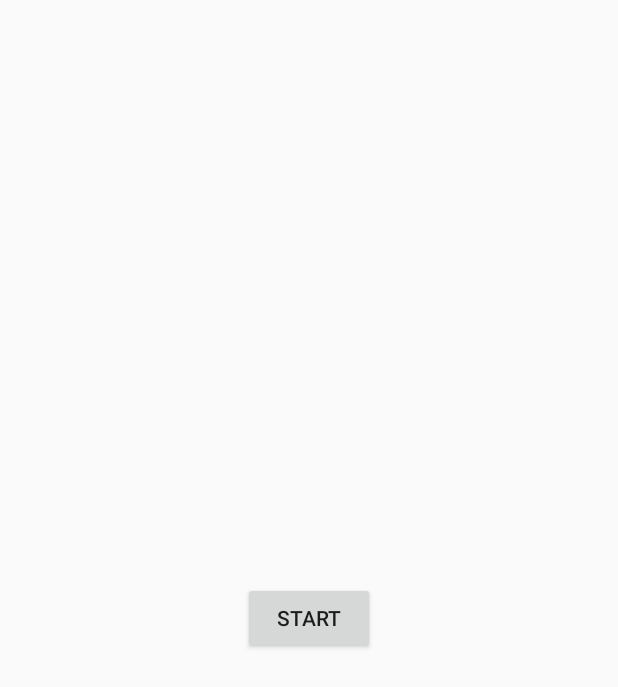
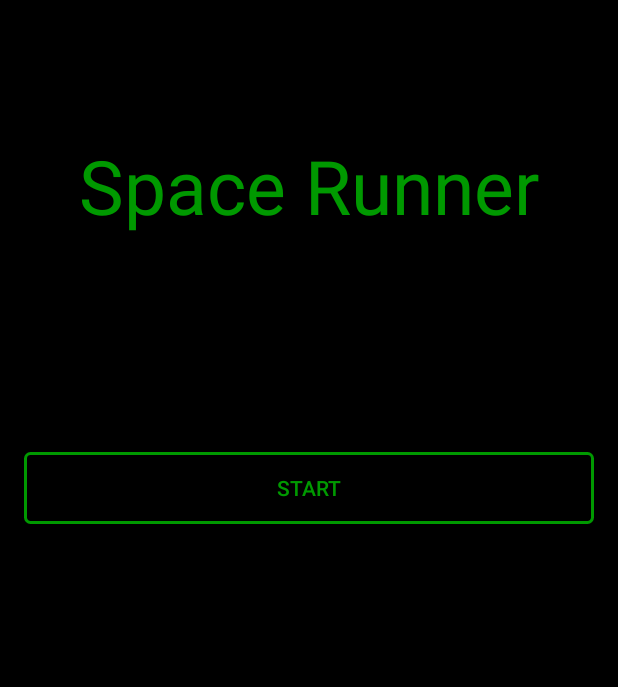
Before and after one commit to meji92/SpaceRunner, an Android app: the screen it shows after launch (MainActivity), on a phone screen of 412 x 824 dp. Shown: the top 687 px of the screen. Run offline under Robolectric (Android 15) with nearby library versions, the phone set to English and light mode, and no system bars.

Commit message:
New main activity interface and score

```diff
--- a/app/src/main/AndroidManifest.xml
+++ b/app/src/main/AndroidManifest.xml
@@ -8,10 +8,11 @@
         android:label="@string/app_name"
         android:supportsRtl="true"
         android:theme="@style/AppTheme" >
-        <activity android:name=".MainActivity" >
+        <activity
+            android:name=".MainActivity"
+            android:screenOrientation="portrait">
             <intent-filter>
                 <action android:name="android.intent.action.MAIN" />
-
                 <category android:name="android.intent.category.LAUNCHER" />
             </intent-filter>
         </activity>
--- a/app/src/main/java/globex/spacerunner/GameThread.java
+++ b/app/src/main/java/globex/spacerunner/GameThread.java
@@ -31,6 +31,7 @@ public class GameThread extends Thread {
 	@Override
 	public void run() {
 		lastFrameMillis = System.currentTimeMillis();
+		paintScore.setARGB(150, 0, 255, 0);
 		while(true) {
 			thisFrameMillis = System.currentTimeMillis();
 			delta = (int)(thisFrameMillis - lastFrameMillis);
@@ -40,8 +41,8 @@ public class GameThread extends Thread {
 					lastFrameMillis = thisFrameMillis;
 					state.update();
 					state.draw(canvas, paint, paintScore);
+					surfaceHolder.unlockCanvasAndPost(canvas);
 				}
-				surfaceHolder.unlockCanvasAndPost(canvas);
 			}
 		}
 	}
@@ -50,5 +51,4 @@ public class GameThread extends Thread {
 	{
 	return state;
 	}
-
-	}
+}
--- a/app/src/main/java/globex/spacerunner/MainActivity.java
+++ b/app/src/main/java/globex/spacerunner/MainActivity.java
@@ -1,6 +1,5 @@
 package globex.spacerunner;
 
-import android.app.ActionBar;
 import android.content.Context;
 import android.hardware.SensorManager;
 import android.support.v7.app.AppCompatActivity;
@@ -8,10 +7,8 @@ import android.os.Bundle;
 import android.util.DisplayMetrics;
 import android.util.Log;
 import android.view.View;
-import android.view.Window;
 import android.view.WindowManager;
 import android.widget.Button;
-import android.widget.Toast;
 
 public class MainActivity extends AppCompatActivity {
     public static SensorManager manager;
@@ -35,7 +32,6 @@ public class MainActivity extends AppCompatActivity {
 
         Button start = (Button)findViewById(R.id.start);
         start.setOnClickListener(new View.OnClickListener() {
-
             @Override
             public void onClick(View v) {
                 setContentView(R.layout.game_thread);
@@ -44,7 +40,6 @@ public class MainActivity extends AppCompatActivity {
     }
 
     public void onWindowFocusChanged(boolean hasFocus) {
-
         super.onWindowFocusChanged(hasFocus);
 
         if(hasFocus) {
--- a/app/src/main/res/layout/activity_main.xml
+++ b/app/src/main/res/layout/activity_main.xml
@@ -4,13 +4,35 @@
     android:layout_height="match_parent" android:paddingLeft="@dimen/activity_horizontal_margin"
     android:paddingRight="@dimen/activity_horizontal_margin"
     android:paddingTop="@dimen/activity_vertical_margin"
-    android:paddingBottom="@dimen/activity_vertical_margin" tools:context=".MainActivity">
+    android:paddingBottom="@dimen/activity_vertical_margin" tools:context=".MainActivity"
+    android:background="#ff000000">
+
+    <TextView
+        android:text="Space Runner"
+        android:layout_width="wrap_content"
+        android:layout_height="wrap_content"
+        android:layout_alignParentTop="true"
+        android:layout_centerHorizontal="true"
+        android:layout_marginTop="74dp"
+        android:id="@+id/textView"
+        android:textSize="50dp"
+        android:textColor="#9900ff00"
+        />
 
     <Button
-        android:layout_width="wrap_content"
+        android:layout_width="match_parent"
         android:layout_height="wrap_content"
         android:text="Start"
         android:id="@+id/start"
-        android:layout_centerVertical="true"
-        android:layout_centerHorizontal="true" />
+        android:textColor="#9900ff00"
+        android:layout_marginLeft="0dp"
+        android:layout_marginRight="0dp"
+        android:layout_marginTop="144dp"
+        android:layout_below="@+id/textView"
+        android:layout_alignParentStart="true"
+        android:background="@layout/button"
+
+
+
+        />
 </RelativeLayout>
```
Also changed, not shown: app/src/main/java/globex/spacerunner/GameState.java (+6 -6 lines), app/src/main/java/globex/spacerunner/Score.java (added, +21 -0 lines), app/src/main/res/layout/button.xml (added, +12 -0 lines).
